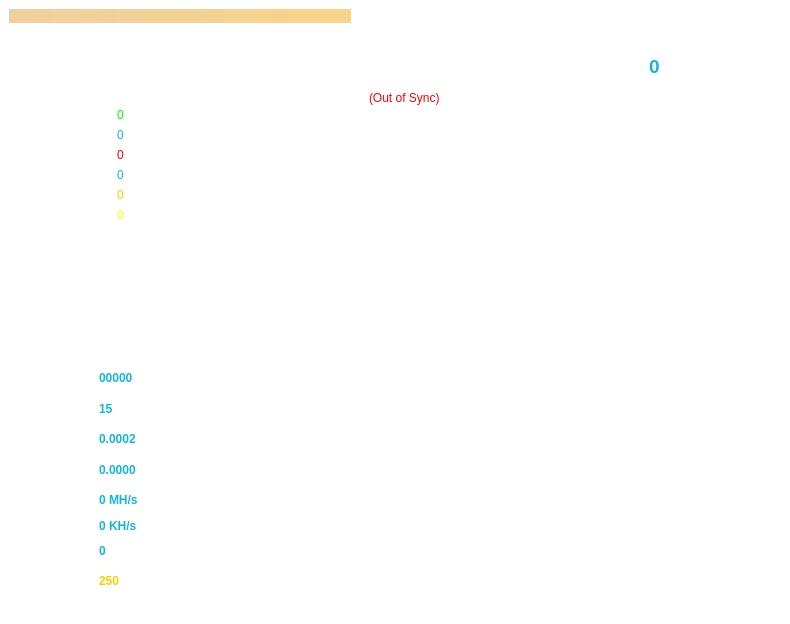
Before: the Qt Designer form src/qt/forms/overviewpage.ui in hanzou-x/flapxcoin, drawn with Qt 5.
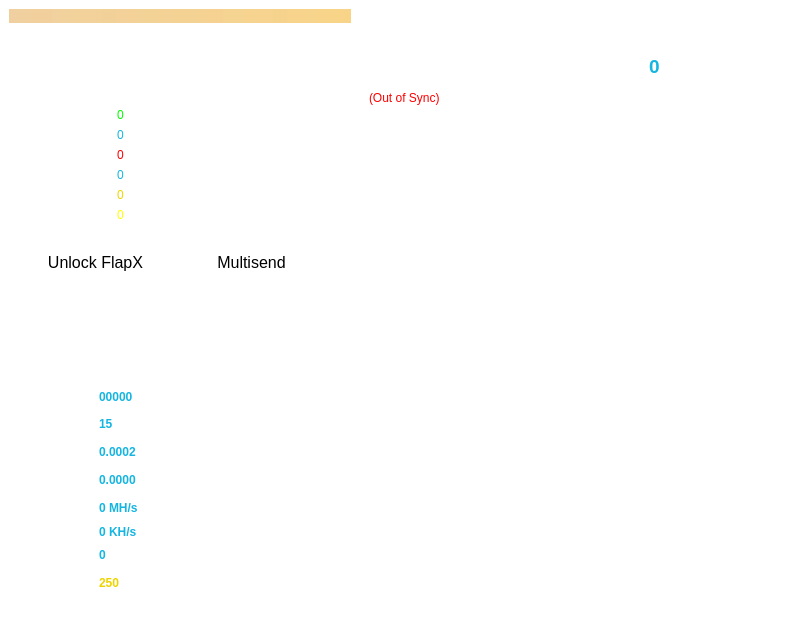
After: the same form once the commit is applied. Icons and pictures are not drawn.

The edit to the form file:
```diff
--- a/src/qt/forms/overviewpage.ui
+++ b/src/qt/forms/overviewpage.ui
@@ -25,6 +25,97 @@
     <height>0</height>
    </size>
   </property>
+  <property name="palette">
+   <palette>
+    <active>
+     <colorrole role="Button">
+      <brush brushstyle="SolidPattern">
+       <color alpha="0">
+        <red>0</red>
+        <green>0</green>
+        <blue>0</blue>
+       </color>
+      </brush>
+     </colorrole>
+     <colorrole role="Base">
+      <brush brushstyle="SolidPattern">
+       <color alpha="0">
+        <red>0</red>
+        <green>0</green>
+        <blue>0</blue>
+       </color>
+      </brush>
+     </colorrole>
+     <colorrole role="Window">
+      <brush brushstyle="SolidPattern">
+       <color alpha="0">
+        <red>0</red>
+        <green>0</green>
+        <blue>0</blue>
+       </color>
+      </brush>
+     </colorrole>
+    </active>
+    <inactive>
+     <colorrole role="Button">
+      <brush brushstyle="SolidPattern">
+       <color alpha="0">
+        <red>0</red>
+        <green>0</green>
+        <blue>0</blue>
+       </color>
+      </brush>
+     </colorrole>
+     <colorrole role="Base">
+      <brush brushstyle="SolidPattern">
+       <color alpha="0">
+        <red>0</red>
+        <green>0</green>
+        <blue>0</blue>
+       </color>
+      </brush>
+     </colorrole>
+     <colorrole role="Window">
+      <brush brushstyle="SolidPattern">
+       <color alpha="0">
+        <red>0</red>
+        <green>0</green>
+        <blue>0</blue>
+       </color>
+      </brush>
+     </colorrole>
+    </inactive>
+    <disabled>
+     <colorrole role="Button">
+      <brush brushstyle="SolidPattern">
+       <color alpha="0">
+        <red>0</red>
+        <green>0</green>
+        <blue>0</blue>
+       </color>
+      </brush>
+     </colorrole>
+     <colorrole role="Base">
+      <brush brushstyle="SolidPattern">
+       <color alpha="0">
+        <red>0</red>
+        <green>0</green>
+        <blue>0</blue>
+       </color>
+      </brush>
+     </colorrole>
+     <colorrole role="Window">
+      <brush brushstyle="SolidPattern">
+       <color alpha="0">
+        <red>0</red>
+        <green>0</green>
+        <blue>0</blue>
+       </color>
+      </brush>
+     </colorrole>
+    </disabled>
+   </palette>
+  </property>
   <property name="windowTitle">
    <string>Form</string>
   </property>
@@ -242,452 +333,6 @@
          <property name="topMargin">
           <number>48</number>
          </property>
-         <item row="3" column="0">
-          <widget class="QLabel" name="labelMyWeight">
-           <property name="minimumSize">
-            <size>
-             <width>135</width>
-             <height>70</height>
-            </size>
-           </property>
-           <property name="maximumSize">
-            <size>
-             <width>300</width>
-             <height>100</height>
-            </size>
-           </property>
-           <property name="palette">
-            <palette>
-             <active>
-              <colorrole role="WindowText">
-               <brush brushstyle="SolidPattern">
-                <color alpha="255">
-                 <red>20</red>
-                 <green>181</green>
-                 <blue>225</blue>
-                </color>
-               </brush>
-              </colorrole>
-              <colorrole role="Button">
-               <brush brushstyle="SolidPattern">
-                <color alpha="0">
-                 <red>0</red>
-                 <green>0</green>
-                 <blue>0</blue>
-                </color>
-               </brush>
-              </colorrole>
-              <colorrole role="Light">
-               <brush brushstyle="SolidPattern">
-                <color alpha="255">
-                 <red>255</red>
-                 <green>255</green>
-                 <blue>255</blue>
-                </color>
-               </brush>
-              </colorrole>
-              <colorrole role="Midlight">
-               <brush brushstyle="SolidPattern">
-                <color alpha="255">
-                 <red>255</red>
-                 <green>255</green>
-                 <blue>255</blue>
-                </color>
-               </brush>
-              </colorrole>
-              <colorrole role="Dark">
-               <brush brushstyle="SolidPattern">
-                <color alpha="255">
-                 <red>255</red>
-                 <green>255</green>
-                 <blue>255</blue>
-                </color>
-               </brush>
-              </colorrole>
-              <colorrole role="Mid">
-               <brush brushstyle="SolidPattern">
-                <color alpha="255">
-                 <red>255</red>
-                 <green>255</green>
-                 <blue>255</blue>
-                </color>
-               </brush>
-              </colorrole>
-              <colorrole role="Text">
-               <brush brushstyle="SolidPattern">
-                <color alpha="255">
-                 <red>255</red>
-                 <green>255</green>
-                 <blue>255</blue>
-                </color>
-               </brush>
-              </colorrole>
-              <colorrole role="BrightText">
-               <brush brushstyle="SolidPattern">
-                <color alpha="255">
-                 <red>255</red>
-                 <green>255</green>
-                 <blue>255</blue>
-                </color>
-               </brush>
-              </colorrole>
-              <colorrole role="ButtonText">
-               <brush brushstyle="SolidPattern">
-                <color alpha="255">
-                 <red>255</red>
-                 <green>255</green>
-                 <blue>255</blue>
-                </color>
-               </brush>
-              </colorrole>
-              <colorrole role="Base">
-               <brush brushstyle="SolidPattern">
-                <color alpha="0">
-                 <red>0</red>
-                 <green>0</green>
-                 <blue>0</blue>
-                </color>
-               </brush>
-              </colorrole>
-              <colorrole role="Window">
-               <brush brushstyle="SolidPattern">
-                <color alpha="0">
-                 <red>0</red>
-                 <green>0</green>
-                 <blue>0</blue>
-                </color>
-               </brush>
-              </colorrole>
-              <colorrole role="Shadow">
-               <brush brushstyle="SolidPattern">
-                <color alpha="255">
-                 <red>255</red>
-                 <green>255</green>
-                 <blue>255</blue>
-                </color>
-               </brush>
-              </colorrole>
-              <colorrole role="AlternateBase">
-               <brush brushstyle="SolidPattern">
-                <color alpha="255">
-                 <red>255</red>
-                 <green>255</green>
-                 <blue>255</blue>
-                </color>
-               </brush>
-              </colorrole>
-              <colorrole role="ToolTipBase">
-               <brush brushstyle="SolidPattern">
-                <color alpha="255">
-                 <red>255</red>
-                 <green>255</green>
-                 <blue>220</blue>
-                </color>
-               </brush>
-              </colorrole>
-              <colorrole role="ToolTipText">
-               <brush brushstyle="SolidPattern">
-                <color alpha="255">
-                 <red>0</red>
-                 <green>0</green>
-                 <blue>0</blue>
-                </color>
-               </brush>
-              </colorrole>
-             </active>
-             <inactive>
-              <colorrole role="WindowText">
-               <brush brushstyle="SolidPattern">
-                <color alpha="255">
-                 <red>20</red>
-                 <green>181</green>
-                 <blue>225</blue>
-                </color>
-               </brush>
-              </colorrole>
-              <colorrole role="Button">
-               <brush brushstyle="SolidPattern">
-                <color alpha="0">
-                 <red>0</red>
-                 <green>0</green>
-                 <blue>0</blue>
-                </color>
-               </brush>
-              </colorrole>
-              <colorrole role="Light">
-               <brush brushstyle="SolidPattern">
-                <color alpha="255">
-                 <red>255</red>
-                 <green>255</green>
-                 <blue>255</blue>
-                </color>
-               </brush>
-              </colorrole>
-              <colorrole role="Midlight">
-               <brush brushstyle="SolidPattern">
-                <color alpha="255">
-                 <red>255</red>
-                 <green>255</green>
-                 <blue>255</blue>
-                </color>
-               </brush>
-              </colorrole>
-              <colorrole role="Dark">
-               <brush brushstyle="SolidPattern">
-                <color alpha="255">
-                 <red>255</red>
-                 <green>255</green>
-                 <blue>255</blue>
-                </color>
-               </brush>
-              </colorrole>
-              <colorrole role="Mid">
-               <brush brushstyle="SolidPattern">
-                <color alpha="255">
-                 <red>255</red>
-                 <green>255</green>
-                 <blue>255</blue>
-                </color>
-               </brush>
-              </colorrole>
-              <colorrole role="Text">
-               <brush brushstyle="SolidPattern">
-                <color alpha="255">
-                 <red>255</red>
-                 <green>255</green>
-                 <blue>255</blue>
-                </color>
-               </brush>
-              </colorrole>
-              <colorrole role="BrightText">
-               <brush brushstyle="SolidPattern">
-                <color alpha="255">
-                 <red>255</red>
-                 <green>255</green>
-                 <blue>255</blue>
-                </color>
-               </brush>
-              </colorrole>
-              <colorrole role="ButtonText">
-               <brush brushstyle="SolidPattern">
-                <color alpha="255">
-                 <red>255</red>
-                 <green>255</green>
-                 <blue>255</blue>
-                </color>
-               </brush>
-              </colorrole>
-              <colorrole role="Base">
-               <brush brushstyle="SolidPattern">
-                <color alpha="0">
-                 <red>0</red>
-                 <green>0</green>
-                 <blue>0</blue>
-                </color>
-               </brush>
-              </colorrole>
-              <colorrole role="Window">
-               <brush brushstyle="SolidPattern">
-                <color alpha="0">
-                 <red>0</red>
-                 <green>0</green>
-                 <blue>0</blue>
-                </color>
-               </brush>
-              </colorrole>
-              <colorrole role="Shadow">
-               <brush brushstyle="SolidPattern">
-                <color alpha="255">
-                 <red>255</red>
-                 <green>255</green>
-                 <blue>255</blue>
-                </color>
-               </brush>
-              </colorrole>
-              <colorrole role="AlternateBase">
-               <brush brushstyle="SolidPattern">
-                <color alpha="255">
-                 <red>255</red>
-                 <green>255</green>
-                 <blue>255</blue>
-                </color>
-               </brush>
-              </colorrole>
-              <colorrole role="ToolTipBase">
-               <brush brushstyle="SolidPattern">
-                <color alpha="255">
-                 <red>255</red>
-                 <green>255</green>
-                 <blue>220</blue>
-                </color>
-               </brush>
-              </colorrole>
-              <colorrole role="ToolTipText">
-               <brush brushstyle="SolidPattern">
-                <color alpha="255">
-                 <red>0</red>
-                 <green>0</green>
-                 <blue>0</blue>
-                </color>
-               </brush>
-              </colorrole>
-             </inactive>
-             <disabled>
-              <colorrole role="WindowText">
-               <brush brushstyle="SolidPattern">
-                <color alpha="255">
-                 <red>255</red>
-                 <green>255</green>
-                 <blue>255</blue>
-                </color>
-               </brush>
-              </colorrole>
-              <colorrole role="Button">
-               <brush brushstyle="SolidPattern">
-                <color alpha="0">
-                 <red>0</red>
-                 <green>0</green>
-                 <blue>0</blue>
-                </color>
-               </brush>
-              </colorrole>
-              <colorrole role="Light">
-               <brush brushstyle="SolidPattern">
-                <color alpha="255">
-                 <red>255</red>
-                 <green>255</green>
-                 <blue>255</blue>
-                </color>
-               </brush>
-              </colorrole>
-              <colorrole role="Midlight">
-               <brush brushstyle="SolidPattern">
-                <color alpha="255">
-                 <red>255</red>
-                 <green>255</green>
-                 <blue>255</blue>
-                </color>
-               </brush>
-              </colorrole>
-              <colorrole role="Dark">
-               <brush brushstyle="SolidPattern">
-                <color alpha="255">
-                 <red>255</red>
-                 <green>255</green>
-                 <blue>255</blue>
-                </color>
-               </brush>
-              </colorrole>
-              <colorrole role="Mid">
-               <brush brushstyle="SolidPattern">
-                <color alpha="255">
-                 <red>255</red>
-                 <green>255</green>
-                 <blue>255</blue>
-                </color>
-               </brush>
-              </colorrole>
-              <colorrole role="Text">
-               <brush brushstyle="SolidPattern">
-                <color alpha="255">
-                 <red>255</red>
-                 <green>255</green>
-                 <blue>255</blue>
-                </color>
-               </brush>
-              </colorrole>
-              <colorrole role="BrightText">
-               <brush brushstyle="SolidPattern">
-                <color alpha="255">
-                 <red>255</red>
-                 <green>255</green>
-                 <blue>255</blue>
-                </color>
-               </brush>
-              </colorrole>
-              <colorrole role="ButtonText">
-               <brush brushstyle="SolidPattern">
-                <color alpha="255">
-                 <red>255</red>
-                 <green>255</green>
-                 <blue>255</blue>
-                </color>
-               </brush>
-              </colorrole>
-              <colorrole role="Base">
-               <brush brushstyle="SolidPattern">
-                <color alpha="0">
-                 <red>0</red>
-                 <green>0</green>
-                 <blue>0</blue>
-                </color>
-               </brush>
-              </colorrole>
-              <colorrole role="Window">
-               <brush brushstyle="SolidPattern">
-                <color alpha="0">
-                 <red>0</red>
-                 <green>0</green>
-                 <blue>0</blue>
-                </color>
-               </brush>
-              </colorrole>
-              <colorrole role="Shadow">
-               <brush brushstyle="SolidPattern">
-                <color alpha="255">
-                 <red>255</red>
-                 <green>255</green>
-                 <blue>255</blue>
-                </color>
-               </brush>
-              </colorrole>
-              <colorrole role="AlternateBase">
-               <brush brushstyle="SolidPattern">
-                <color alpha="255">
-                 <red>255</red>
-                 <green>255</green>
-                 <blue>255</blue>
-                </color>
-               </brush>
-              </colorrole>
-              <colorrole role="ToolTipBase">
-               <brush brushstyle="SolidPattern">
-                <color alpha="255">
-                 <red>255</red>
-                 <green>255</green>
-                 <blue>220</blue>
-                </color>
-               </brush>
-              </colorrole>
-              <colorrole role="ToolTipText">
-               <brush brushstyle="SolidPattern">
-                <color alpha="255">
-                 <red>0</red>
-                 <green>0</green>
-                 <blue>0</blue>
-                </color>
-               </brush>
-              </colorrole>
-             </disabled>
-            </palette>
-           </property>
-           <property name="layoutDirection">
-            <enum>Qt::LeftToRight</enum>
-           </property>
-           <property name="styleSheet">
-            <string notr="true">background:transparent;</string>
-           </property>
-           <property name="text">
-            <string/>
-           </property>
-           <property name="alignment">
-            <set>Qt::AlignCenter</set>
-           </property>
-           <property name="wordWrap">
-            <bool>true</bool>
-           </property>
-          </widget>
-         </item>
          <item row="0" column="0">
           <layout class="QGridLayout" name="gridLayout_2">
            <item row="0" column="1">
@@ -2350,6 +1995,12 @@
              <height>35</height>
             </size>
            </property>
+           <property name="maximumSize">
+            <size>
+             <width>325</width>
+             <height>16777215</height>
+            </size>
+           </property>
            <property name="frameShape">
             <enum>QFrame::NoFrame</enum>
            </property>
@@ -2357,7 +2008,7 @@
             <enum>QFrame::Plain</enum>
            </property>
            <layout class="QGridLayout" name="gridLayout_13">
-            <item row="0" column="3">
+            <item row="0" column="5">
              <spacer name="horizontalSpacer">
               <property name="orientation">
                <enum>Qt::Horizontal</enum>
@@ -2370,7 +2021,7 @@
               </property>
              </spacer>
             </item>
-            <item row="0" column="0">
+            <item row="0" column="1">
              <widget class="QPushButton" name="unlockWalletActionNew">
               <property name="sizePolicy">
                <sizepolicy hsizetype="Expanding" vsizetype="Fixed">
@@ -2380,14 +2031,14 @@
               </property>
               <property name="minimumSize">
                <size>
-                <width>100</width>
-                <height>30</height>
+                <width>125</width>
+                <height>50</height>
                </size>
               </property>
               <property name="maximumSize">
                <size>
-                <width>200</width>
-                <height>16777215</height>
+                <width>125</width>
+                <height>50</height>
                </size>
               </property>
               <property name="palette">
@@ -2423,9 +2074,9 @@
                  <colorrole role="ButtonText">
                   <brush brushstyle="SolidPattern">
                    <color alpha="255">
-                    <red>255</red>
-                    <green>255</green>
-                    <blue>255</blue>
+                    <red>0</red>
+                    <green>0</green>
+                    <blue>0</blue>
                    </color>
                   </brush>
                  </colorrole>
@@ -2479,9 +2130,9 @@
                  <colorrole role="ButtonText">
                   <brush brushstyle="SolidPattern">
                    <color alpha="255">
-                    <red>255</red>
-                    <green>255</green>
-                    <blue>255</blue>
+                    <red>0</red>
+                    <green>0</green>
+                    <blue>0</blue>
                    </color>
                   </brush>
                  </colorrole>
@@ -2564,15 +2215,31 @@
               </property>
               <property name="font">
                <font>
-                <pointsize>14</pointsize>
+                <pointsize>12</pointsize>
                </font>
               </property>
+              <property name="styleSheet">
+               <string notr="true">background-image:url(:/qt/themes/themes/flapxcoin/b1.png);</string>
+              </property>
               <property name="text">
-               <string>Unlock</string>
+               <string>Unlock FlapX</string>
               </property>
              </widget>
             </item>
-            <item row="0" column="2">
+            <item row="0" column="3">
+             <spacer name="horizontalSpacer_2">
+              <property name="orientation">
+               <enum>Qt::Horizontal</enum>
+              </property>
+              <property name="sizeHint" stdset="0">
+               <size>
+                <width>10</width>
+                <height>20</height>
+               </size>
+              </property>
+             </spacer>
+            </item>
+            <item row="0" column="4">
              <widget class="QPushButton" name="startButton">
               <property name="sizePolicy">
                <sizepolicy hsizetype="Expanding" vsizetype="Preferred">
@@ -2582,14 +2249,14 @@
               </property>
               <property name="minimumSize">
                <size>
-                <width>0</width>
-                <height>30</height>
+                <width>125</width>
+                <height>50</height>
                </size>
               </property>
               <property name="maximumSize">
                <size>
-                <width>100</width>
-                <height>30</height>
+                <width>125</width>
+                <height>50</height>
                </size>
               </property>
               <property name="palette">
@@ -2625,9 +2292,9 @@
                  <colorrole role="ButtonText">
                   <brush brushstyle="SolidPattern">
                    <color alpha="255">
-                    <red>255</red>
-                    <green>255</green>
-                    <blue>255</blue>
+                    <red>0</red>
+                    <green>0</green>
+                    <blue>0</blue>
                    </color>
                   </brush>
                  </colorrole>
@@ -2690,9 +2357,9 @@
                  <colorrole role="ButtonText">
                   <brush brushstyle="SolidPattern">
                    <color alpha="255">
-                    <red>255</red>
-                    <green>255</green>
-                    <blue>255</blue>
+                    <red>0</red>
+                    <green>0</green>
+                    <blue>0</blue>
                    </color>
                   </brush>
                  </colorrole>
@@ -2793,30 +2460,492 @@
               </property>
               <property name="font">
                <font>
-                <pointsize>14</pointsize>
+                <pointsize>12</pointsize>
                </font>
+              </property>
+              <property name="styleSheet">
+               <string notr="true">background-image:url(:/qt/themes/themes/flapxcoin/b1.png);</string>
+              </property>
+              <property name="text">
+               <string>Multisend</string>
+              </property>
+             </widget>
+            </item>
+            <item row="0" column="2">
+             <spacer name="horizontalSpacer_7">
+              <property name="orientation">
+               <enum>Qt::Horizontal</enum>
+              </property>
+              <property name="sizeHint" stdset="0">
+               <size>
+                <width>40</width>
+                <height>20</height>
+               </size>
+              </property>
+             </spacer>
+            </item>
+            <item row="0" column="0">
+             <spacer name="horizontalSpacer_6">
+              <property name="orientation">
+               <enum>Qt::Horizontal</enum>
+              </property>
+              <property name="sizeType">
+               <enum>QSizePolicy::Fixed</enum>
+              </property>
+              <property name="sizeHint" stdset="0">
+               <size>
+                <width>3</width>
+                <height>0</height>
+               </size>
+              </property>
+             </spacer>
+            </item>
+            <item row="1" column="1">
+             <widget class="QLabel" name="labelMyWeight">
+              <property name="minimumSize">
+               <size>
+                <width>135</width>
+                <height>70</height>
+               </size>
+              </property>
+              <property name="maximumSize">
+               <size>
+                <width>300</width>
+                <height>100</height>
+               </size>
+              </property>
+              <property name="palette">
+               <palette>
+                <active>
+                 <colorrole role="WindowText">
+                  <brush brushstyle="SolidPattern">
+                   <color alpha="255">
+                    <red>20</red>
+                    <green>181</green>
+                    <blue>225</blue>
+                   </color>
+                  </brush>
+                 </colorrole>
+                 <colorrole role="Button">
+                  <brush brushstyle="SolidPattern">
+                   <color alpha="0">
+                    <red>0</red>
+                    <green>0</green>
+                    <blue>0</blue>
+                   </color>
+                  </brush>
+                 </colorrole>
+                 <colorrole role="Light">
+                  <brush brushstyle="SolidPattern">
+                   <color alpha="255">
+                    <red>255</red>
+                    <green>255</green>
+                    <blue>255</blue>
+                   </color>
+                  </brush>
+                 </colorrole>
+                 <colorrole role="Midlight">
+                  <brush brushstyle="SolidPattern">
+                   <color alpha="255">
+                    <red>255</red>
+                    <green>255</green>
+                    <blue>255</blue>
+                   </color>
+                  </brush>
+                 </colorrole>
+                 <colorrole role="Dark">
+                  <brush brushstyle="SolidPattern">
+                   <color alpha="255">
+                    <red>255</red>
+                    <green>255</green>
+                    <blue>255</blue>
+                   </color>
+                  </brush>
+                 </colorrole>
+                 <colorrole role="Mid">
+                  <brush brushstyle="SolidPattern">
+                   <color alpha="255">
+                    <red>255</red>
+                    <green>255</green>
+                    <blue>255</blue>
+                   </color>
+                  </brush>
+                 </colorrole>
+                 <colorrole role="Text">
+                  <brush brushstyle="SolidPattern">
+                   <color alpha="255">
+                    <red>255</red>
+                    <green>255</green>
+                    <blue>255</blue>
+                   </color>
+                  </brush>
+                 </colorrole>
+                 <colorrole role="BrightText">
+                  <brush brushstyle="SolidPattern">
+                   <color alpha="255">
+                    <red>255</red>
+                    <green>255</green>
+                    <blue>255</blue>
+                   </color>
+                  </brush>
+                 </colorrole>
+                 <colorrole role="ButtonText">
+                  <brush brushstyle="SolidPattern">
+                   <color alpha="255">
+                    <red>255</red>
+                    <green>255</green>
+                    <blue>255</blue>
+                   </color>
+                  </brush>
+                 </colorrole>
+                 <colorrole role="Base">
+                  <brush brushstyle="SolidPattern">
+                   <color alpha="0">
+                    <red>0</red>
+                    <green>0</green>
+                    <blue>0</blue>
+                   </color>
+                  </brush>
+                 </colorrole>
+                 <colorrole role="Window">
+                  <brush brushstyle="SolidPattern">
+                   <color alpha="0">
+                    <red>0</red>
+                    <green>0</green>
+                    <blue>0</blue>
+                   </color>
+                  </brush>
+                 </colorrole>
+                 <colorrole role="Shadow">
+                  <brush brushstyle="SolidPattern">
+                   <color alpha="255">
+                    <red>255</red>
+                    <green>255</green>
+                    <blue>255</blue>
+                   </color>
+                  </brush>
+                 </colorrole>
+                 <colorrole role="AlternateBase">
+                  <brush brushstyle="SolidPattern">
+                   <color alpha="255">
+                    <red>255</red>
+                    <green>255</green>
+                    <blue>255</blue>
+                   </color>
+                  </brush>
+                 </colorrole>
+                 <colorrole role="ToolTipBase">
+                  <brush brushstyle="SolidPattern">
+                   <color alpha="255">
+                    <red>255</red>
+                    <green>255</green>
+                    <blue>220</blue>
+                   </color>
+                  </brush>
+                 </colorrole>
+                 <colorrole role="ToolTipText">
+                  <brush brushstyle="SolidPattern">
+                   <color alpha="255">
+                    <red>0</red>
+                    <green>0</green>
+                    <blue>0</blue>
+                   </color>
+                  </brush>
+                 </colorrole>
+                </active>
+                <inactive>
+                 <colorrole role="WindowText">
+                  <brush brushstyle="SolidPattern">
+                   <color alpha="255">
+                    <red>20</red>
+                    <green>181</green>
+                    <blue>225</blue>
+                   </color>
+                  </brush>
+                 </colorrole>
+                 <colorrole role="Button">
+                  <brush brushstyle="SolidPattern">
+                   <color alpha="0">
+                    <red>0</red>
+                    <green>0</green>
+                    <blue>0</blue>
+                   </color>
+                  </brush>
+                 </colorrole>
+                 <colorrole role="Light">
+                  <brush brushstyle="SolidPattern">
+                   <color alpha="255">
+                    <red>255</red>
+                    <green>255</green>
+                    <blue>255</blue>
+                   </color>
+                  </brush>
+                 </colorrole>
+                 <colorrole role="Midlight">
+                  <brush brushstyle="SolidPattern">
+                   <color alpha="255">
+                    <red>255</red>
+                    <green>255</green>
+                    <blue>255</blue>
+                   </color>
+                  </brush>
+                 </colorrole>
+                 <colorrole role="Dark">
+                  <brush brushstyle="SolidPattern">
+                   <color alpha="255">
+                    <red>255</red>
+                    <green>255</green>
+                    <blue>255</blue>
+                   </color>
+                  </brush>
+                 </colorrole>
+                 <colorrole role="Mid">
+                  <brush brushstyle="SolidPattern">
+                   <color alpha="255">
+                    <red>255</red>
+                    <green>255</green>
+                    <blue>255</blue>
+                   </color>
+                  </brush>
+                 </colorrole>
+                 <colorrole role="Text">
+                  <brush brushstyle="SolidPattern">
+                   <color alpha="255">
+                    <red>255</red>
+                    <green>255</green>
+                    <blue>255</blue>
+                   </color>
+                  </brush>
+                 </colorrole>
+                 <colorrole role="BrightText">
+                  <brush brushstyle="SolidPattern">
+                   <color alpha="255">
+                    <red>255</red>
+                    <green>255</green>
+                    <blue>255</blue>
+                   </color>
+                  </brush>
+                 </colorrole>
+                 <colorrole role="ButtonText">
+                  <brush brushstyle="SolidPattern">
+                   <color alpha="255">
+                    <red>255</red>
+                    <green>255</green>
+                    <blue>255</blue>
+                   </color>
+                  </brush>
+                 </colorrole>
+                 <colorrole role="Base">
+                  <brush brushstyle="SolidPattern">
+                   <color alpha="0">
+                    <red>0</red>
+                    <green>0</green>
+                    <blue>0</blue>
+                   </color>
+                  </brush>
+                 </colorrole>
+                 <colorrole role="Window">
+                  <brush brushstyle="SolidPattern">
+                   <color alpha="0">
+                    <red>0</red>
+                    <green>0</green>
+                    <blue>0</blue>
+                   </color>
+                  </brush>
+                 </colorrole>
+                 <colorrole role="Shadow">
+                  <brush brushstyle="SolidPattern">
+                   <color alpha="255">
+                    <red>255</red>
+                    <green>255</green>
+                    <blue>255</blue>
+                   </color>
+                  </brush>
+                 </colorrole>
+                 <colorrole role="AlternateBase">
+                  <brush brushstyle="SolidPattern">
+                   <color alpha="255">
+                    <red>255</red>
+                    <green>255</green>
+                    <blue>255</blue>
+                   </color>
+                  </brush>
+                 </colorrole>
+                 <colorrole role="ToolTipBase">
+                  <brush brushstyle="SolidPattern">
+                   <color alpha="255">
+                    <red>255</red>
+                    <green>255</green>
+                    <blue>220</blue>
+                   </color>
+                  </brush>
+                 </colorrole>
+                 <colorrole role="ToolTipText">
+                  <brush brushstyle="SolidPattern">
+                   <color alpha="255">
+                    <red>0</red>
+                    <green>0</green>
+                    <blue>0</blue>
+                   </color>
+                  </brush>
+                 </colorrole>
+                </inactive>
+                <disabled>
+                 <colorrole role="WindowText">
+                  <brush brushstyle="SolidPattern">
+                   <color alpha="255">
+                    <red>255</red>
+                    <green>255</green>
+                    <blue>255</blue>
+                   </color>
+                  </brush>
+                 </colorrole>
+                 <colorrole role="Button">
+                  <brush brushstyle="SolidPattern">
+                   <color alpha="0">
+                    <red>0</red>
+                    <green>0</green>
+                    <blue>0</blue>
+                   </color>
+                  </brush>
+                 </colorrole>
+                 <colorrole role="Light">
+                  <brush brushstyle="SolidPattern">
+                   <color alpha="255">
+                    <red>255</red>
+                    <green>255</green>
+                    <blue>255</blue>
+                   </color>
+                  </brush>
+                 </colorrole>
+                 <colorrole role="Midlight">
+                  <brush brushstyle="SolidPattern">
+                   <color alpha="255">
+                    <red>255</red>
+                    <green>255</green>
+                    <blue>255</blue>
+                   </color>
+                  </brush>
+                 </colorrole>
+                 <colorrole role="Dark">
+                  <brush brushstyle="SolidPattern">
+                   <color alpha="255">
+                    <red>255</red>
+                    <green>255</green>
+                    <blue>255</blue>
+                   </color>
+                  </brush>
+                 </colorrole>
+                 <colorrole role="Mid">
+                  <brush brushstyle="SolidPattern">
+                   <color alpha="255">
+                    <red>255</red>
+                    <green>255</green>
+                    <blue>255</blue>
+                   </color>
+                  </brush>
+                 </colorrole>
+                 <colorrole role="Text">
+                  <brush brushstyle="SolidPattern">
+                   <color alpha="255">
+                    <red>255</red>
+                    <green>255</green>
+                    <blue>255</blue>
+                   </color>
+                  </brush>
+                 </colorrole>
+                 <colorrole role="BrightText">
+                  <brush brushstyle="SolidPattern">
+                   <color alpha="255">
+                    <red>255</red>
+                    <green>255</green>
+                    <blue>255</blue>
+                   </color>
+                  </brush>
+                 </colorrole>
+                 <colorrole role="ButtonText">
+                  <brush brushstyle="SolidPattern">
+                   <color alpha="255">
+                    <red>255</red>
+                    <green>255</green>
+                    <blue>255</blue>
+                   </color>
+                  </brush>
+                 </colorrole>
+                 <colorrole role="Base">
+                  <brush brushstyle="SolidPattern">
+                   <color alpha="0">
+                    <red>0</red>
+                    <green>0</green>
+                    <blue>0</blue>
+                   </color>
+                  </brush>
+                 </colorrole>
+                 <colorrole role="Window">
+                  <brush brushstyle="SolidPattern">
+                   <color alpha="0">
+                    <red>0</red>
+                    <green>0</green>
+                    <blue>0</blue>
+                   </color>
+                  </brush>
+                 </colorrole>
+                 <colorrole role="Shadow">
+                  <brush brushstyle="SolidPattern">
+                   <color alpha="255">
+                    <red>255</red>
+                    <green>255</green>
+                    <blue>255</blue>
+                   </color>
+                  </brush>
+                 </colorrole>
+                 <colorrole role="AlternateBase">
+                  <brush brushstyle="SolidPattern">
+                   <color alpha="255">
+                    <red>255</red>
+                    <green>255</green>
+                    <blue>255</blue>
+                   </color>
+                  </brush>
+                 </colorrole>
+                 <colorrole role="ToolTipBase">
+                  <brush brushstyle="SolidPattern">
+                   <color alpha="255">
+                    <red>255</red>
+                    <green>255</green>
+                    <blue>220</blue>
+                   </color>
+                  </brush>
+                 </colorrole>
+                 <colorrole role="ToolTipText">
+                  <brush brushstyle="SolidPattern">
+                   <color alpha="255">
+                    <red>0</red>
+                    <green>0</green>
+                    <blue>0</blue>
+                   </color>
+                  </brush>
+                 </colorrole>
+                </disabled>
+               </palette>
+              </property>
+              <property name="layoutDirection">
+               <enum>Qt::LeftToRight</enum>
               </property>
               <property name="styleSheet">
                <string notr="true">background:transparent;</string>
               </property>
               <property name="text">
-               <string>Share</string>
+               <string/>
+              </property>
+              <property name="alignment">
+               <set>Qt::AlignCenter</set>
+              </property>
+              <property name="wordWrap">
+               <bool>true</bool>
               </property>
              </widget>
             </item>
-            <item row="0" column="1">
-             <spacer name="horizontalSpacer_2">
-              <property name="orientation">
-               <enum>Qt::Horizontal</enum>
-              </property>
-              <property name="sizeHint" stdset="0">
-               <size>
-                <width>10</width>
-                <height>20</height>
-               </size>
-              </property>
-             </spacer>
-            </item>
            </layout>
           </widget>
          </item>
```
